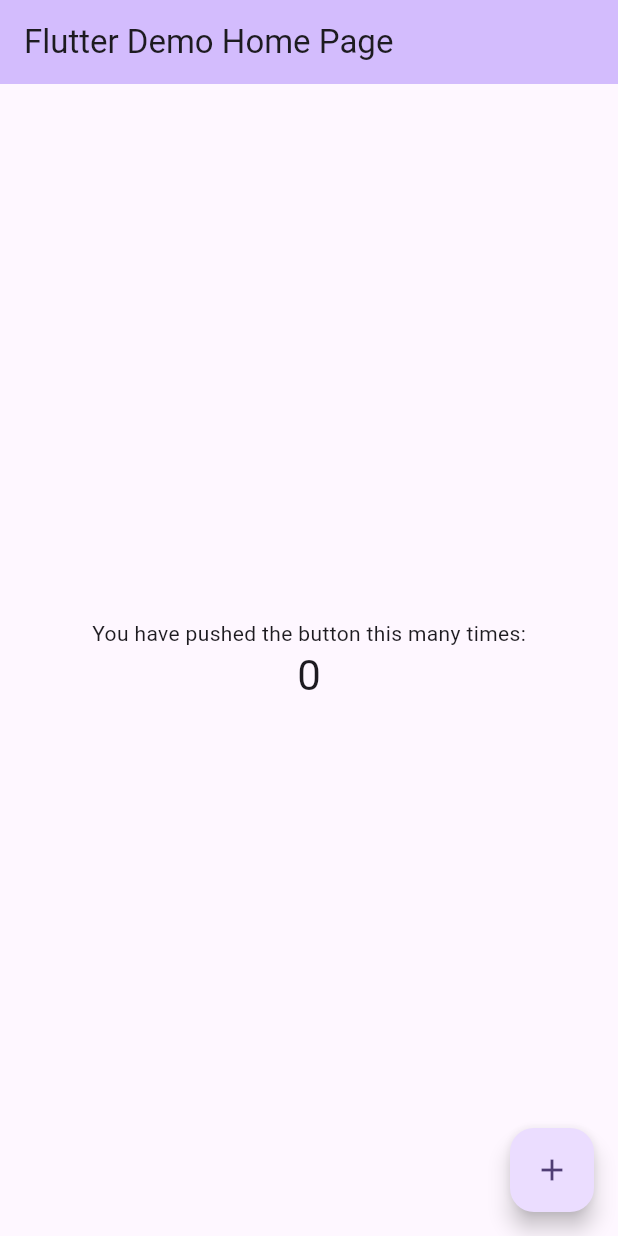
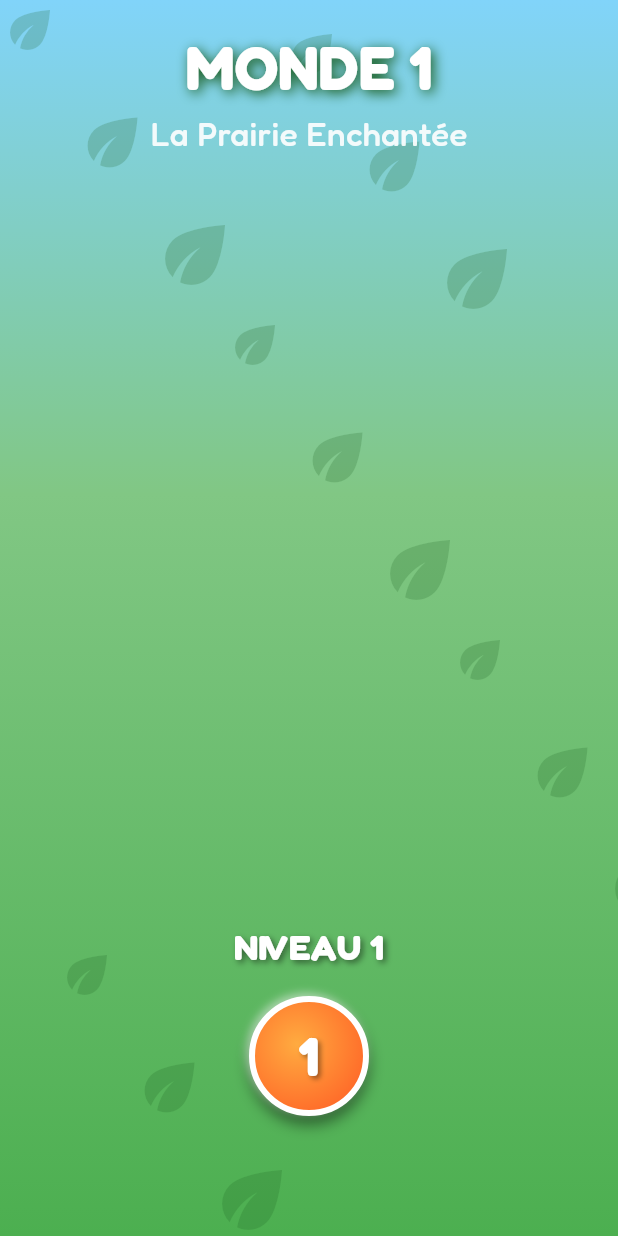
Before and after one commit to Aymeric05/FixIt, a Flutter app: the screen it shows after launch, on a phone screen of 412 x 824 dp. Run offline on Flutter 3.47's test engine with Material 3 defaults, Android fonts, the phone set to English and light mode, and no system bars; our stand-ins replace google_fonts.

Commit message:
feat: Initialisation de l'écran de base de l'application

```diff
--- a/lib/main.dart
+++ b/lib/main.dart
@@ -1,121 +1,294 @@
 import 'package:flutter/material.dart';
+import 'package:google_fonts/google_fonts.dart';
 
 void main() {
-  runApp(const MyApp());
+  runApp(const CandyPuzzleGame());
 }
 
-class MyApp extends StatelessWidget {
-  const MyApp({super.key});
+class CandyPuzzleGame extends StatelessWidget {
+  const CandyPuzzleGame({super.key});
 
-  // This widget is the root of your application.
   @override
   Widget build(BuildContext context) {
     return MaterialApp(
-      title: 'Flutter Demo',
+      title: 'Puzzle Quest',
+      debugShowCheckedModeBanner: false,
       theme: ThemeData(
-        // This is the theme of your application.
-        //
-        // TRY THIS: Try running your application with "flutter run". You'll see
-        // the application has a purple toolbar. Then, without quitting the app,
-        // try changing the seedColor in the colorScheme below to Colors.green
-        // and then invoke "hot reload" (save your changes or press the "hot
-        // reload" button in a Flutter-supported IDE, or press "r" if you used
-        // the command line to start the app).
-        //
-        // Notice that the counter didn't reset back to zero; the application
-        // state is not lost during the reload. To reset the state, use hot
-        // restart instead.
-        //
-        // This works for code too, not just values: Most code changes can be
-        // tested with just a hot reload.
-        colorScheme: .fromSeed(seedColor: Colors.deepPurple),
+        colorScheme: ColorScheme.fromSeed(
+          seedColor: Colors.green,
+          primary: Colors.green.shade600,
+          secondary: Colors.orangeAccent,
+        ),
+        textTheme: GoogleFonts.fredokaTextTheme(),
+        useMaterial3: true,
       ),
-      home: const MyHomePage(title: 'Flutter Demo Home Page'),
+      home: const WorldMapScreen(),
     );
   }
 }
 
-class MyHomePage extends StatefulWidget {
-  const MyHomePage({super.key, required this.title});
-
-  // This widget is the home page of your application. It is stateful, meaning
-  // that it has a State object (defined below) that contains fields that affect
-  // how it looks.
-
-  // This class is the configuration for the state. It holds the values (in this
-  // case the title) provided by the parent (in this case the App widget) and
-  // used by the build method of the State. Fields in a Widget subclass are
-  // always marked "final".
-
-  final String title;
+class WorldMapScreen extends StatelessWidget {
+  const WorldMapScreen({super.key});
 
   @override
-  State<MyHomePage> createState() => _MyHomePageState();
+  Widget build(BuildContext context) {
+    return Scaffold(
+      body: Stack(
+        children: [
+          const PrairieBackground(),
+          SafeArea(
+            child: Center(
+              child: Padding(
+                padding: const EdgeInsets.all(16.0),
+                child: Column(
+                  mainAxisAlignment: MainAxisAlignment.start,
+                  children: [
+                    Text(
+                      'MONDE 1',
+                      style: TextStyle(
+                        fontSize: 40,
+                        fontWeight: FontWeight.bold,
+                        color: Colors.white,
+                        shadows: [
+                          Shadow(
+                            blurRadius: 10,
+                            color: Colors.green.shade900,
+                            offset: const Offset(2, 2),
+                          ),
+                        ],
+                      ),
+                    ),
+                    Text(
+                      'La Prairie Enchantée',
+                      style: TextStyle(
+                        fontSize: 22,
+                        color: Colors.white.withOpacity(0.9),
+                        fontWeight: FontWeight.w500,
+                      ),
+                    ),
+                  ],
+                ),
+              ),
+            ),
+          ),
+          Align(
+            alignment: Alignment.bottomCenter,
+            child: Padding(
+              padding: const EdgeInsets.only(bottom: 80.0),
+              child: Column(
+                mainAxisSize: MainAxisSize.min,
+                children: [
+                  const Text(
+                    'NIVEAU 1',
+                    style: TextStyle(
+                      fontSize: 24,
+                      fontWeight: FontWeight.bold,
+                      color: Colors.white,
+                      shadows: [Shadow(blurRadius: 5, color: Colors.black45, offset: Offset(2, 2))],
+                    ),
+                  ),
+                  const SizedBox(height: 16),
+                  const LevelButton(level: 1),
+                ],
+              ),
+            ),
+          ),
+        ],
+      ),
+    );
+  }
 }
 
-class _MyHomePageState extends State<MyHomePage> {
-  int _counter = 0;
+class PrairieBackground extends StatelessWidget {
+  const PrairieBackground({super.key});
 
-  void _incrementCounter() {
-    setState(() {
-      // This call to setState tells the Flutter framework that something has
-      // changed in this State, which causes it to rerun the build method below
-      // so that the display can reflect the updated values. If we changed
-      // _counter without calling setState(), then the build method would not be
-      // called again, and so nothing would appear to happen.
-      _counter++;
-    });
+  @override
+  Widget build(BuildContext context) {
+    return Container(
+      decoration: BoxDecoration(
+        gradient: LinearGradient(
+          begin: Alignment.topCenter,
+          end: Alignment.bottomCenter,
+          colors: [
+            Colors.lightBlue.shade200,
+            Colors.green.shade300,
+            Colors.green.shade500,
+          ],
+          stops: const [0.0, 0.4, 1.0],
+        ),
+      ),
+      child: Stack(
+        children: List.generate(15, (index) {
+          final top = (index * 70.0) % MediaQuery.of(context).size.height;
+          final left = (index * 50.0) % MediaQuery.of(context).size.width;
+          return Positioned(
+            top: top,
+            left: left,
+            child: Opacity(
+              opacity: 0.2,
+              child: Icon(
+                Icons.eco,
+                size: 40 + (index % 3) * 10,
+                color: Colors.green.shade900,
+              ),
+            ),
+          );
+        }),
+      ),
+    );
+  }
+}
+
+class LevelPath extends StatelessWidget {
+  const LevelPath({super.key});
+
+  @override
+  Widget build(BuildContext context) {
+    return CustomPaint(
+      size: Size.infinite,
+      painter: PathPainter(),
+    );
+  }
+}
+
+class PathPainter extends CustomPainter {
+  @override
+  void paint(Canvas canvas, Size size) {
+    final paint = Paint()
+      ..color = Colors.brown.shade300.withOpacity(0.6)
+      ..style = PaintingStyle.stroke
+      ..strokeWidth = 30
+      ..strokeCap = StrokeCap.round;
+
+    final shadowPaint = Paint()
+      ..color = Colors.black26
+      ..style = PaintingStyle.stroke
+      ..strokeWidth = 35
+      ..strokeCap = StrokeCap.round
+      ..maskFilter = const MaskFilter.blur(BlurStyle.normal, 10);
+
+    final path = Path();
+    path.moveTo(size.width * 0.5, size.height * 0.9);
+    path.quadraticBezierTo(
+      size.width * 0.2,
+      size.height * 0.7,
+      size.width * 0.5,
+      size.height * 0.5,
+    );
+    path.quadraticBezierTo(
+      size.width * 0.8,
+      size.height * 0.3,
+      size.width * 0.5,
+      size.height * 0.1,
+    );
+
+    canvas.drawPath(path, shadowPaint);
+    canvas.drawPath(path, paint);
+
+    // Dotted line on top
+    final dotPaint = Paint()
+      ..color = Colors.white.withOpacity(0.5)
+      ..style = PaintingStyle.stroke
+      ..strokeWidth = 4
+      ..strokeCap = StrokeCap.round;
+
+    canvas.drawPath(path, dotPaint);
+  }
+
+  @override
+  bool shouldRepaint(covariant CustomPainter oldDelegate) => false;
+}
+
+class LevelButton extends StatefulWidget {
+  final int level;
+  const LevelButton({super.key, required this.level});
+
+  @override
+  State<LevelButton> createState() => _LevelButtonState();
+}
+
+class _LevelButtonState extends State<LevelButton> with SingleTickerProviderStateMixin {
+  late AnimationController _controller;
+  late Animation<double> _scaleAnimation;
+
+  @override
+  void initState() {
+    super.initState();
+    _controller = AnimationController(
+      duration: const Duration(milliseconds: 150),
+      vsync: this,
+    );
+    _scaleAnimation = Tween<double>(begin: 1.0, end: 0.9).animate(
+      CurvedAnimation(parent: _controller, curve: Curves.easeInOut),
+    );
+  }
+
+  @override
+  void dispose() {
+    _controller.dispose();
+    super.dispose();
   }
 
   @override
   Widget build(BuildContext context) {
-    // This method is rerun every time setState is called, for instance as done
-    // by the _incrementCounter method above.
-    //
-    // The Flutter framework has been optimized to make rerunning build methods
-    // fast, so that you can just rebuild anything that needs updating rather
-    // than having to individually change instances of widgets.
-    return Scaffold(
-      appBar: AppBar(
-        // TRY THIS: Try changing the color here to a specific color (to
-        // Colors.amber, perhaps?) and trigger a hot reload to see the AppBar
-        // change color while the other colors stay the same.
-        backgroundColor: Theme.of(context).colorScheme.inversePrimary,
-        // Here we take the value from the MyHomePage object that was created by
-        // the App.build method, and use it to set our appbar title.
-        title: Text(widget.title),
-      ),
-      body: Center(
-        // Center is a layout widget. It takes a single child and positions it
-        // in the middle of the parent.
-        child: Column(
-          // Column is also a layout widget. It takes a list of children and
-          // arranges them vertically. By default, it sizes itself to fit its
-          // children horizontally, and tries to be as tall as its parent.
-          //
-          // Column has various properties to control how it sizes itself and
-          // how it positions its children. Here we use mainAxisAlignment to
-          // center the children vertically; the main axis here is the vertical
-          // axis because Columns are vertical (the cross axis would be
-          // horizontal).
-          //
-          // TRY THIS: Invoke "debug painting" (choose the "Toggle Debug Paint"
-          // action in the IDE, or press "p" in the console), to see the
-          // wireframe for each widget.
-          mainAxisAlignment: .center,
-          children: [
-            const Text('You have pushed the button this many times:'),
-            Text(
-              '$_counter',
-              style: Theme.of(context).textTheme.headlineMedium,
+    return GestureDetector(
+      onTapDown: (_) => _controller.forward(),
+      onTapUp: (_) => _controller.reverse(),
+      onTapCancel: () => _controller.reverse(),
+      onTap: () {
+        ScaffoldMessenger.of(context).showSnackBar(
+          SnackBar(
+            content: Text('Chargement du niveau ${widget.level}...'),
+            backgroundColor: Colors.orangeAccent,
+            behavior: SnackBarBehavior.floating,
+            shape: RoundedRectangleBorder(borderRadius: BorderRadius.circular(20)),
+          ),
+        );
+      },
+      child: ScaleTransition(
+        scale: _scaleAnimation,
+        child: Container(
+          width: 80,
+          height: 80,
+          decoration: BoxDecoration(
+            shape: BoxShape.circle,
+            gradient: const RadialGradient(
+              colors: [Colors.orangeAccent, Colors.deepOrange],
+              center: Alignment(-0.2, -0.2),
+              radius: 0.8,
             ),
-          ],
+            boxShadow: [
+              BoxShadow(
+                color: Colors.black45,
+                offset: const Offset(0, 6),
+                blurRadius: 8,
+              ),
+              BoxShadow(
+                color: Colors.white.withOpacity(0.5),
+                offset: const Offset(-2, -2),
+                blurRadius: 4,
+              ),
+            ],
+            border: Border.all(color: Colors.white, width: 4),
+          ),
+          child: Center(
+            child: Text(
+              '${widget.level}',
+              style: const TextStyle(
+                fontSize: 36,
+                fontWeight: FontWeight.bold,
+                color: Colors.white,
+                shadows: [
+                  Shadow(
+                    blurRadius: 4,
+                    color: Colors.black38,
+                    offset: Offset(2, 2),
+                  ),
+                ],
+              ),
+            ),
+          ),
         ),
-      ),
-      floatingActionButton: FloatingActionButton(
-        onPressed: _incrementCounter,
-        tooltip: 'Increment',
-        child: const Icon(Icons.add),
       ),
     );
   }
--- a/pubspec.yaml
+++ b/pubspec.yaml
@@ -31,8 +31,7 @@ dependencies:
   flutter:
     sdk: flutter
 
-  # The following adds the Cupertino Icons font to your application.
-  # Use with the CupertinoIcons class for iOS style icons.
+  google_fonts: ^6.2.1
   cupertino_icons: ^1.0.8
 
 dev_dependencies:
```
Also changed, not shown: pubspec.lock, 5 other files.
